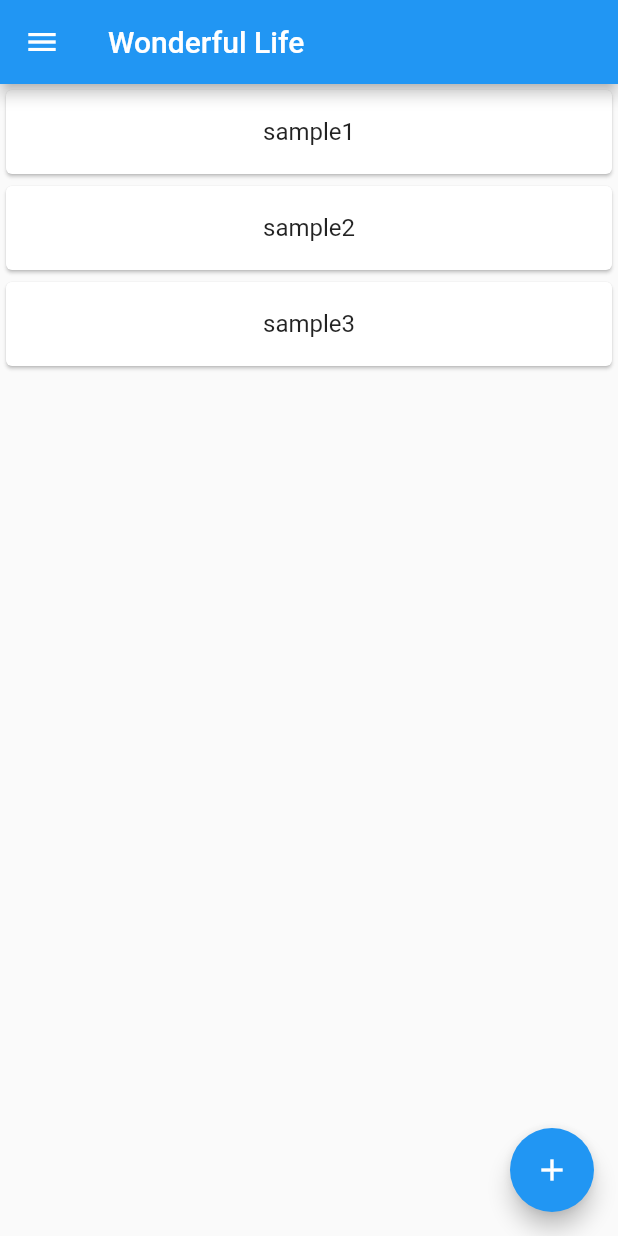
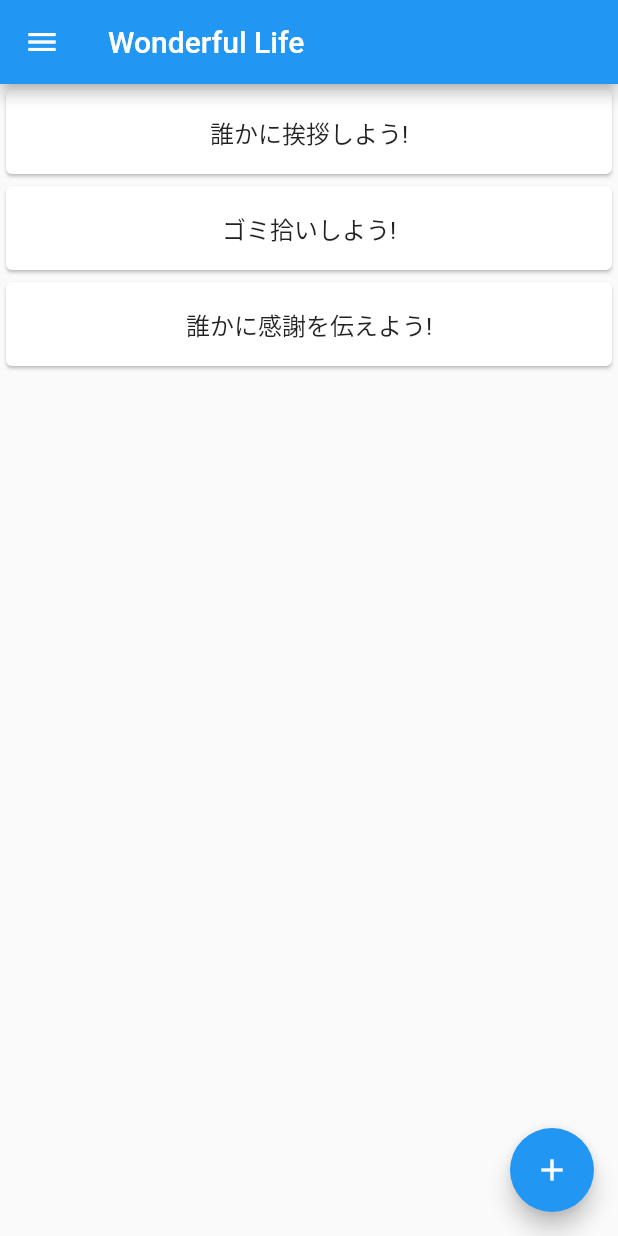
Before and after one commit to HYKTSNG/wonderful_life, a Flutter app: the screen it shows after launch, on a phone screen of 412 x 824 dp. Run offline on Flutter 3.47's test engine with Material 2 defaults, Android fonts, the phone set to English and light mode, and no system bars.

Commit message:
update: sample

```diff
--- a/lib/main.dart
+++ b/lib/main.dart
@@ -23,7 +23,7 @@ class TodoListPage extends StatefulWidget {
 }
 
 class _TodoListPageState extends State<TodoListPage> {
-  List<String> todoList = ["sample1", "sample2", "sample3"];
+  List<String> todoList = ["誰かに挨拶しよう!", "ゴミ拾いしよう!", "誰かに感謝を伝えよう!"];
 
   @override
   Widget build(BuildContext context) {
```
